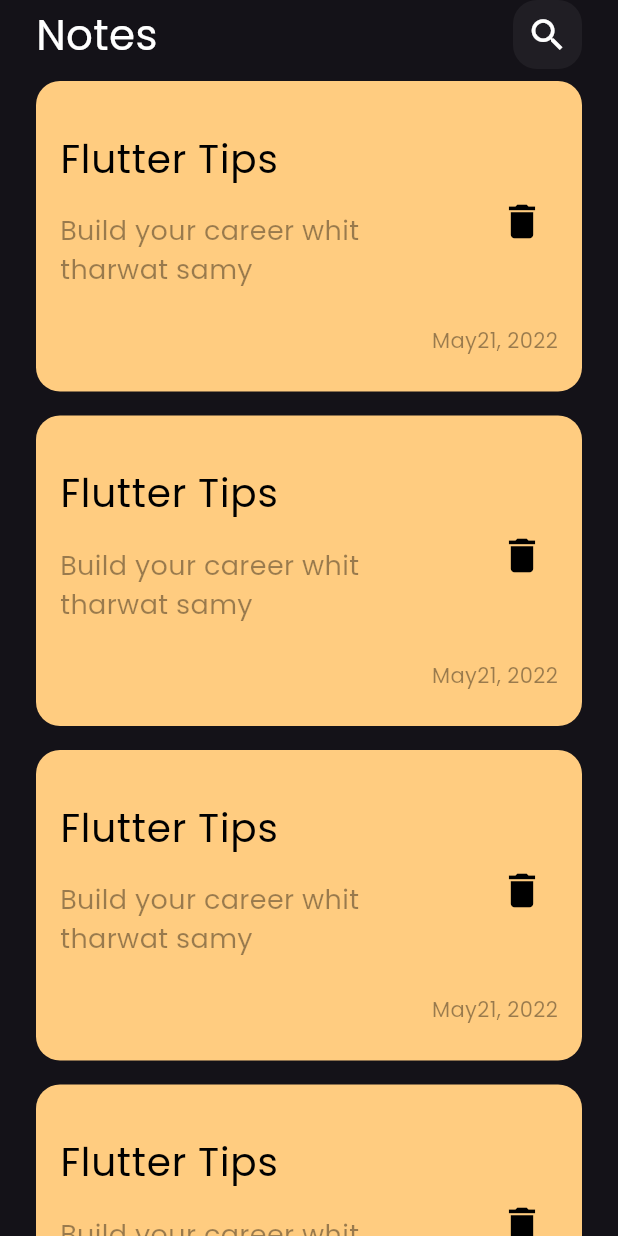
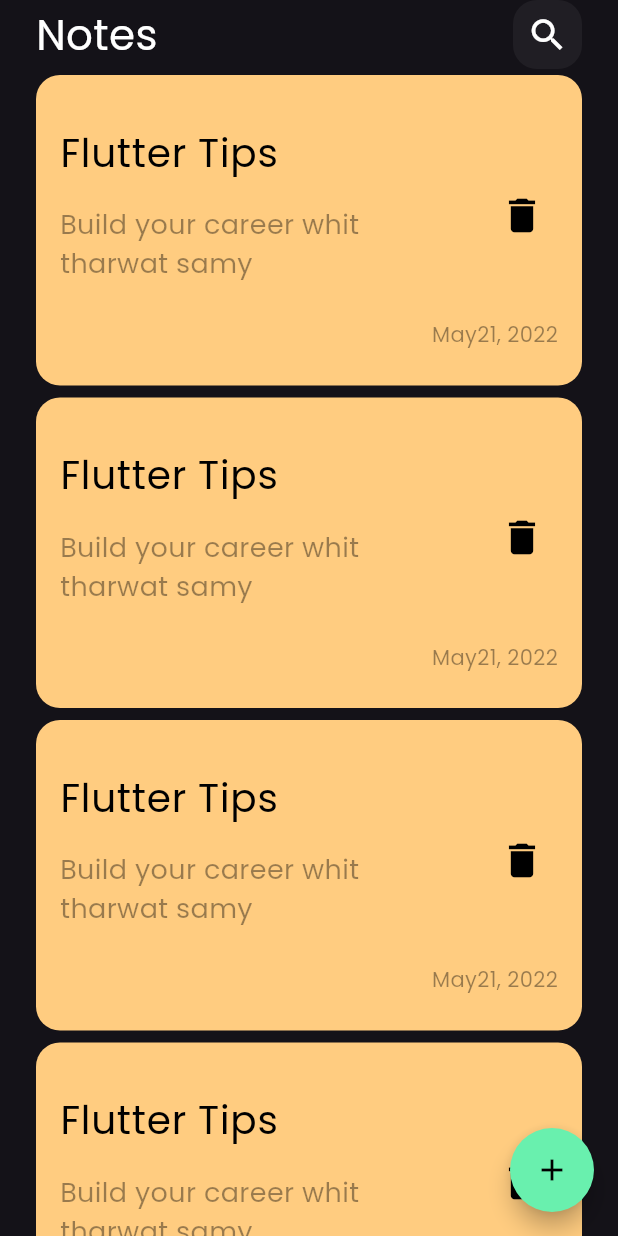
Before and after one commit to mhaz10/notes_app_udemy, a Flutter app: the screen it shows after launch, on a phone screen of 412 x 824 dp. Run offline on Flutter 3.47's test engine with Material 3 defaults, Android fonts, the phone set to English and light mode, and no system bars.

Commit message:
add floating action button

```diff
--- a/lib/views/notes_view.dart
+++ b/lib/views/notes_view.dart
@@ -6,9 +6,15 @@ class NotesView extends StatelessWidget {
 
   @override
   Widget build(BuildContext context) {
-    return const Scaffold(
+    return Scaffold(
+      floatingActionButton: FloatingActionButton(
+        backgroundColor: Colors.greenAccent,
+
+        shape: CircleBorder(),
+        onPressed: () {},
+        child: Icon(Icons.add, color: Colors.black,),),
       body: SafeArea(
-          child: NotesViewBody()
+          child: const NotesViewBody()
       ),
     );
   }
--- a/lib/views/widgets/notes_list_view.dart
+++ b/lib/views/widgets/notes_list_view.dart
@@ -8,7 +8,7 @@ class NotesListView extends StatelessWidget {
   Widget build(BuildContext context) {
     return ListView.builder(
       itemBuilder: (context, index) => Padding(
-        padding: const EdgeInsets.symmetric(vertical: 8),
+        padding: const EdgeInsets.symmetric(vertical: 4),
         child: const NoteItem(),
       ),
     );
```
